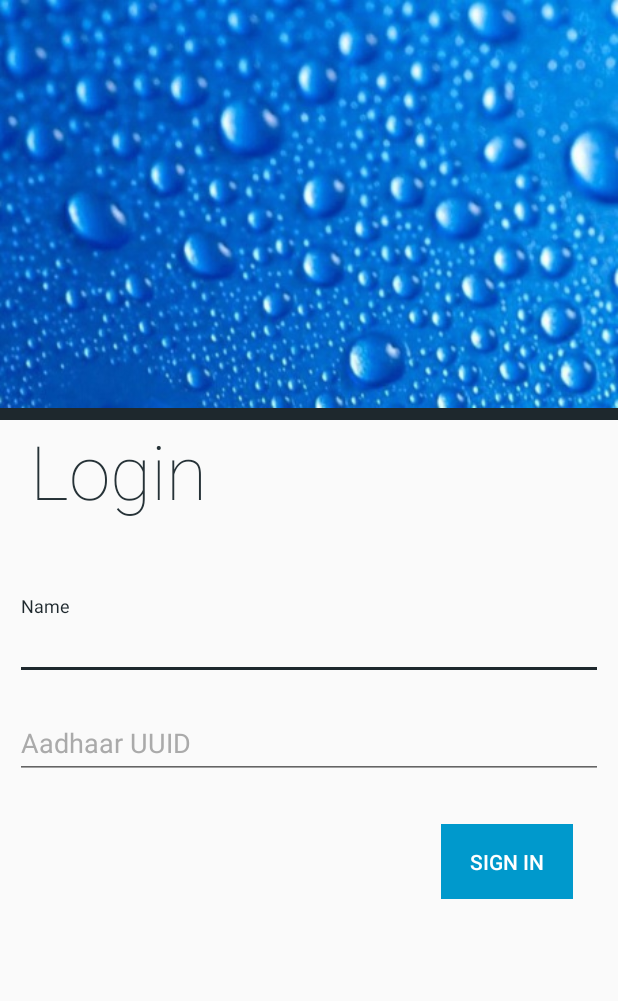
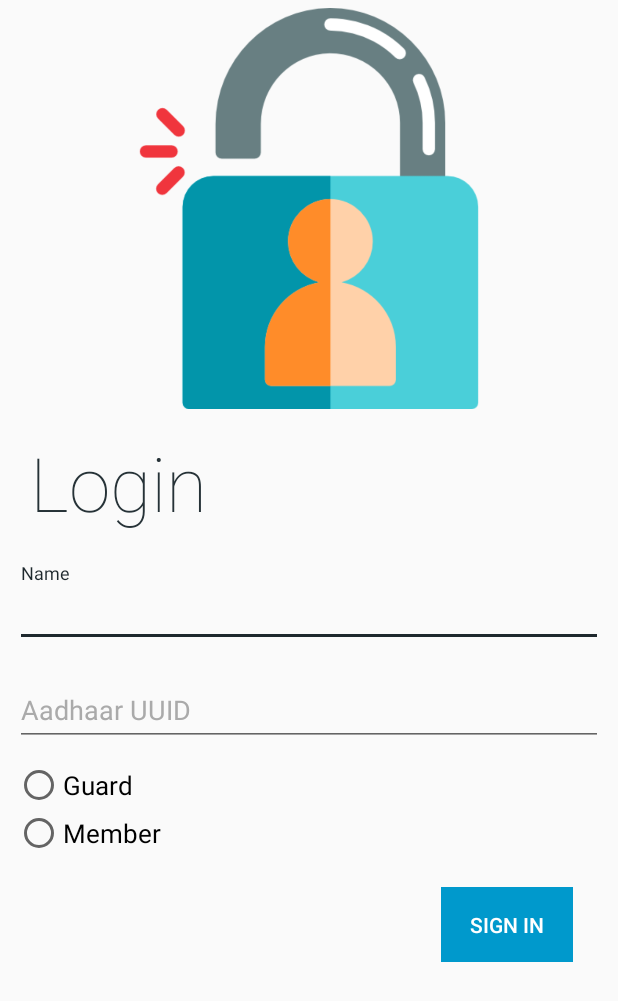
Before and after one commit to vishal-wadhwa/z-secure, an Android app: the screen it shows after launch (LoginAct), on a phone screen of 412 x 824 dp. Shown: the top 1001 px of the screen. Run offline under Robolectric (Android 15) with nearby library versions, the phone set to English and light mode, and no system bars.

Commit message:
done login

```diff
--- a/app/src/main/res/layout/activity_login.xml
+++ b/app/src/main/res/layout/activity_login.xml
@@ -12,19 +12,15 @@
         android:layout_width="match_parent"
         android:layout_height="0dp"
         android:layout_weight="1"
-        android:scaleType="fitXY"
-        android:src="@drawable/login_wall"
+        android:layout_marginTop="5dp"
+        android:src="@drawable/login"
         tools:ignore="ContentDescription,PxUsage" />
-
-    <View
-        android:layout_width="match_parent"
-        android:layout_height="8dp"
-        android:background="@color/colorPrimaryDark" />
 
     <LinearLayout
         android:layout_width="match_parent"
         android:layout_height="0dp"
         android:layout_weight="2"
+        android:layout_marginTop="15dp"
         android:orientation="vertical">
 
         <TextView
@@ -40,7 +36,7 @@
         <android.support.design.widget.TextInputLayout
             android:layout_width="match_parent"
             android:layout_height="wrap_content"
-            android:layout_marginTop="50dp"
+            android:layout_marginTop="20dp"
             android:hint="Name"
             android:textColorHint="@android:color/darker_gray"
             app:hintAnimationEnabled="true"
@@ -76,6 +72,28 @@
                 android:textColorHint="@android:color/darker_gray" />
         </android.support.design.widget.TextInputLayout>
 
+        <RadioGroup
+            android:layout_width="match_parent"
+            android:layout_marginLeft="10dp"
+            android:id="@+id/rg"
+            android:layout_height="wrap_content">
+
+            <RadioButton
+                android:layout_width="match_parent"
+                android:layout_height="wrap_content"
+                android:text="Guard"
+                android:id="@+id/rg_guard"
+                android:textSize="17sp" />
+
+            <RadioButton
+                android:layout_width="match_parent"
+                android:layout_height="wrap_content"
+                android:text="Member"
+                android:id="@+id/rg_member"
+
+                android:textSize="17sp" />
+        </RadioGroup>
+
         <Button
             android:id="@+id/btn_login"
             style="?android:attr/borderlessButtonStyle"
```
Also changed, not shown: app/src/main/java/info/androidhive/fingerprint/LoginAct.java (+16 -5 lines), app/src/main/res/layout/layout_aadhar.xml (+22 -20 lines), app/src/main/res/drawable/login.png (added), 5 other files.
